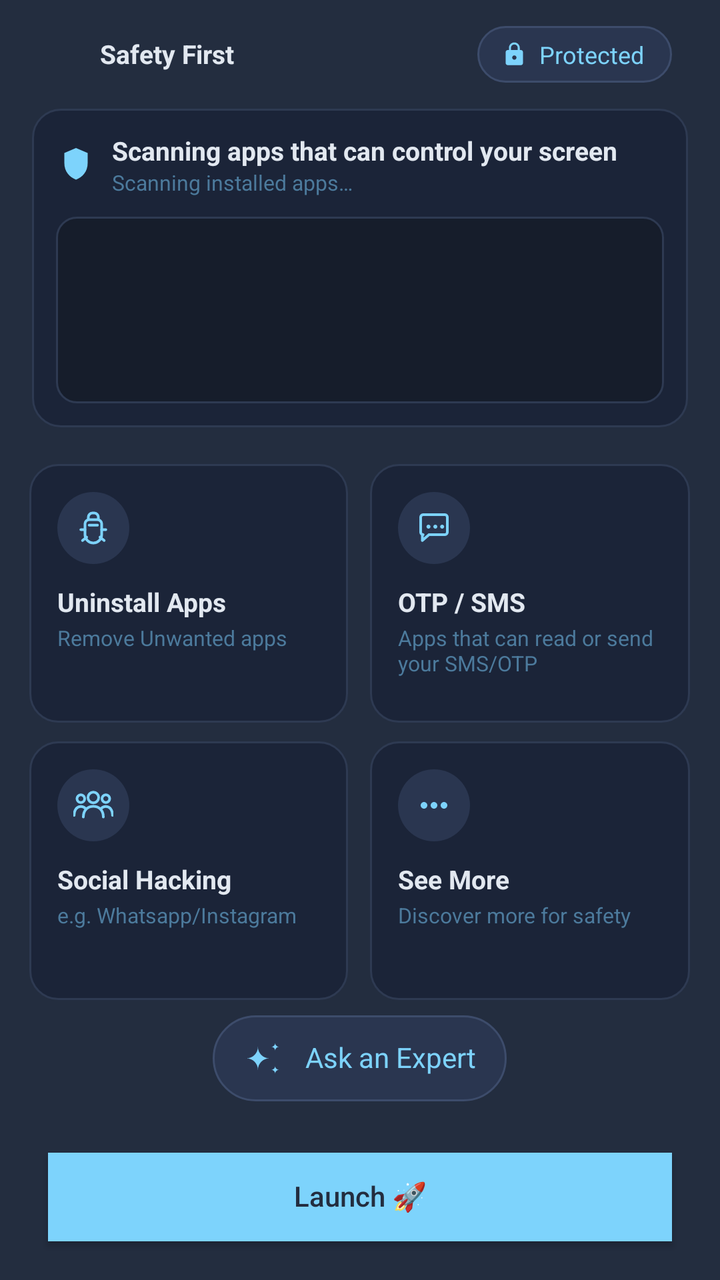
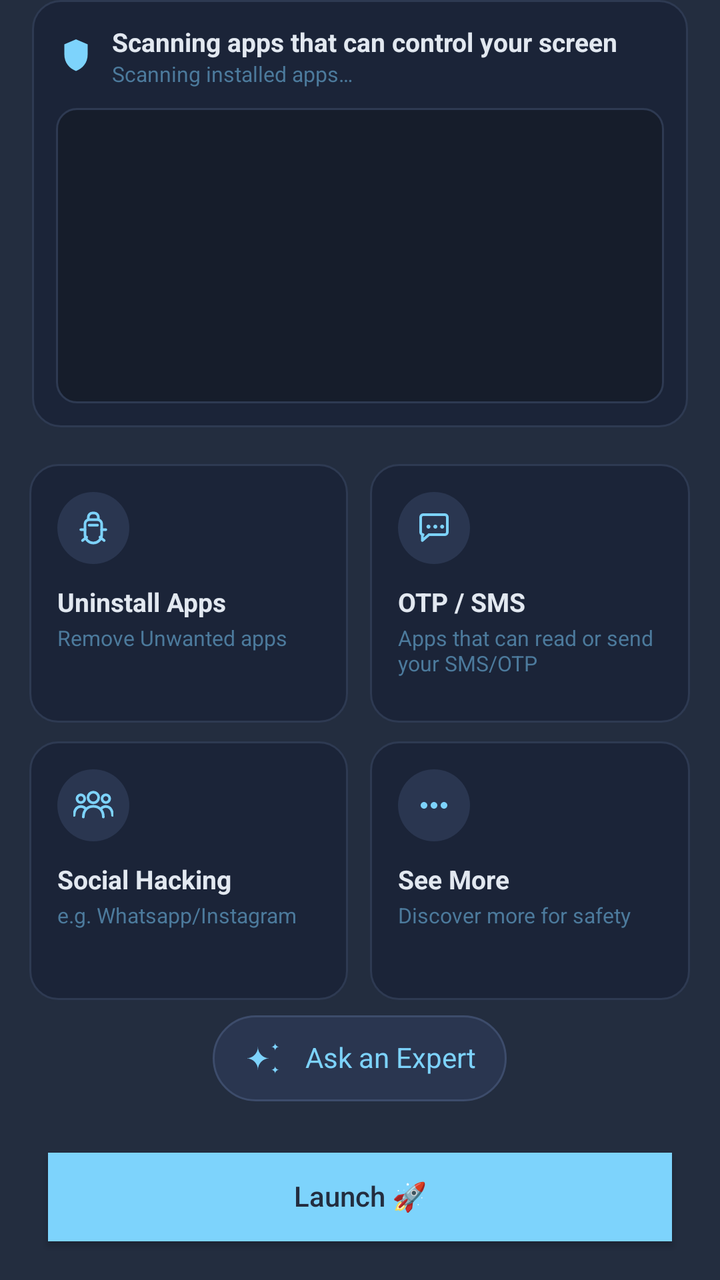

An Android layout rendered at two revisions. The XML below is the earlier revision; the diff shows what the commit changed to produce the second picture.
<!-- AndroidManifest.xml: activity theme Theme.NihalHome -->
<!-- res/layout/activity_main.xml -->
<?xml version="1.0" encoding="utf-8"?>
<LinearLayout xmlns:android="http://schemas.android.com/apk/res/android"
    android:layout_width="match_parent"
    android:layout_height="match_parent"
    android:orientation="vertical"
    android:weightSum="1000"
    android:background="@color/onboarding_background">

    
    <LinearLayout
        android:id="@+id/topStatusBar"
        android:layout_width="match_parent"
        android:layout_height="0dp"
        android:layout_weight="85"
        android:orientation="horizontal"
        android:gravity="center_vertical"
        android:paddingStart="24dp"
        android:paddingEnd="24dp">

        <LinearLayout
            android:id="@+id/containerSafetyFirst"
            android:layout_width="0dp"
            android:layout_height="wrap_content"
            android:layout_weight="1"
            android:orientation="horizontal"
            android:gravity="start|center_vertical">

            <ImageView
                android:id="@+id/imageSafetyLogo"
                android:layout_width="20dp"
                android:layout_height="20dp"
                android:layout_marginEnd="6dp"
                android:src="@mipmap/ic_launcher" />

            <TextView
                android:id="@+id/textSafetyFirst"
                android:layout_width="wrap_content"
                android:layout_height="wrap_content"
                android:text="@string/safety_first_title"
                android:textColor="@color/onboarding_heading"
                android:textSize="13sp"
                android:textStyle="bold" />

        </LinearLayout>

        <LinearLayout
            android:id="@+id/containerProtected"
            android:layout_width="wrap_content"
            android:layout_height="wrap_content"
            android:orientation="horizontal"
            android:gravity="center_vertical"
            android:background="@drawable/bg_capsule_protected"
            android:paddingStart="12dp"
            android:paddingEnd="14dp"
            android:paddingTop="6dp"
            android:paddingBottom="6dp">

            <ImageView
                android:id="@+id/imageLockIcon"
                android:layout_width="13dp"
                android:layout_height="13dp"
                android:layout_marginEnd="6dp"
                android:src="@drawable/ic_lock" />

            <TextView
                android:id="@+id/textProtected"
                android:layout_width="wrap_content"
                android:layout_height="wrap_content"
                android:text="@string/protected_label"
                android:textColor="@color/onboarding_accent"
                android:textSize="12sp" />

        </LinearLayout>

    </LinearLayout>

    
    <FrameLayout
        android:id="@+id/containerFirstPart"
        android:layout_width="match_parent"
        android:layout_height="0dp"
        android:layout_weight="249"
        android:paddingStart="16dp"
        android:paddingEnd="16dp">

        <LinearLayout
            android:id="@+id/boxFirstPart"
            android:layout_width="match_parent"
            android:layout_height="match_parent"
            android:orientation="vertical"
            android:background="@drawable/bg_scan_card"
            android:padding="12dp">

            <LinearLayout
                android:layout_width="match_parent"
                android:layout_height="wrap_content"
                android:orientation="horizontal"
                android:gravity="center_vertical"
                android:layout_marginBottom="10dp">

                <ImageView
                    android:layout_width="20dp"
                    android:layout_height="20dp"
                    android:layout_marginEnd="8dp"
                    android:src="@drawable/ic_shield_scan" />

                <LinearLayout
                    android:layout_width="0dp"
                    android:layout_height="wrap_content"
                    android:layout_weight="1"
                    android:orientation="vertical">

                    <TextView
                        android:text="@string/scan_title"
                        android:layout_width="wrap_content"
                        android:layout_height="wrap_content"
                        android:textColor="@color/onboarding_heading"
                        android:textSize="13sp"
                        android:textStyle="bold" />

                    <TextView
                        android:id="@+id/textScanSubtitle"
                        android:text="@string/scan_subtitle_running"
                        android:layout_width="wrap_content"
                        android:layout_height="wrap_content"
                        android:textColor="@color/terminal_text_dim"
                        android:textSize="10.5sp" />

                </LinearLayout>

            </LinearLayout>

            <FrameLayout
                android:layout_width="match_parent"
                android:layout_height="0dp"
                android:layout_weight="1">

                <ScrollView
                    android:id="@+id/scrollTerminal"
                    android:layout_width="match_parent"
                    android:layout_height="match_parent"
                    android:background="@drawable/bg_terminal"
                    android:padding="10dp"
                    android:scrollbars="none"
                    android:visibility="visible">

                    <TextView
                        android:id="@+id/textTerminalLog"
                        android:layout_width="match_parent"
                        android:layout_height="wrap_content"
                        android:fontFamily="monospace"
                        android:textColor="@color/terminal_text"
                        android:textSize="9.5sp"
                        android:lineSpacingExtra="2dp" />

                </ScrollView>

                <ScrollView
                    android:id="@+id/scrollResults"
                    android:layout_width="match_parent"
                    android:layout_height="match_parent"
                    android:scrollbars="none"
                    android:visibility="gone">

                    <LinearLayout
                        android:id="@+id/containerRiskResults"
                        android:layout_width="match_parent"
                        android:layout_height="wrap_content"
                        android:orientation="vertical" />

                </ScrollView>

                <LinearLayout
                    android:id="@+id/containerNoIssues"
                    android:layout_width="match_parent"
                    android:layout_height="match_parent"
                    android:orientation="vertical"
                    android:gravity="center"
                    android:paddingStart="10dp"
                    android:paddingEnd="10dp"
                    android:paddingTop="4dp"
                    android:paddingBottom="4dp"
                    android:visibility="gone">

                    <ImageView
                        android:layout_width="@dimen/no_issues_icon_size"
                        android:layout_height="@dimen/no_issues_icon_size"
                        android:layout_marginBottom="4dp"
                        android:adjustViewBounds="true"
                        android:scaleType="fitCenter"
                        android:src="@drawable/ic_shield_check" />

                    <TextView
                        android:text="@string/no_issues_found_title"
                        android:layout_width="match_parent"
                        android:layout_height="wrap_content"
                        android:textColor="@color/onboarding_heading"
                        android:textStyle="bold"
                        android:gravity="center"
                        android:maxLines="1"
                        android:autoSizeTextType="uniform"
                        android:autoSizeMinTextSize="8sp"
                        android:autoSizeMaxTextSize="13sp"
                        android:autoSizeStepGranularity="1sp" />

                    <TextView
                        android:text="@string/no_issues_found_subtitle"
                        android:layout_width="match_parent"
                        android:layout_height="wrap_content"
                        android:layout_marginTop="2dp"
                        android:textColor="@color/terminal_text_dim"
                        android:gravity="center"
                        android:maxLines="2"
                        android:autoSizeTextType="uniform"
                        android:autoSizeMinTextSize="7sp"
                        android:autoSizeMaxTextSize="10sp"
                        android:autoSizeStepGranularity="1sp" />

                </LinearLayout>

            </FrameLayout>

        </LinearLayout>

    </FrameLayout>

    
    <View
        android:layout_width="match_parent"
        android:layout_height="0dp"
        android:layout_weight="29" />

    
    <LinearLayout
        android:layout_width="match_parent"
        android:layout_height="0dp"
        android:layout_weight="202"
        android:orientation="horizontal"
        android:weightSum="10000">

        <View
            android:layout_width="0dp"
            android:layout_height="match_parent"
            android:layout_weight="415" />

        <LinearLayout
            android:id="@+id/cardUninstallApps"
            android:layout_width="0dp"
            android:layout_height="match_parent"
            android:layout_weight="4430"
            android:orientation="vertical"
            android:background="@drawable/bg_feature_card"
            android:clickable="true"
            android:focusable="true"
            android:padding="14dp">

            <ImageView
                android:layout_width="36dp"
                android:layout_height="36dp"
                android:layout_marginBottom="10dp"
                android:background="@drawable/bg_feature_icon_circle"
                android:padding="8dp"
                android:src="@drawable/ic_feature_uninstall" />

            <TextView
                android:text="@string/feature_uninstall_title"
                android:layout_width="wrap_content"
                android:layout_height="wrap_content"
                android:textColor="@color/onboarding_heading"
                android:textSize="13sp"
                android:textStyle="bold" />

            <TextView
                android:text="@string/feature_uninstall_subtitle"
                android:layout_width="wrap_content"
                android:layout_height="wrap_content"
                android:layout_marginTop="2dp"
                android:textColor="@color/terminal_text_dim"
                android:textSize="10.5sp" />

        </LinearLayout>

        <View
            android:layout_width="0dp"
            android:layout_height="match_parent"
            android:layout_weight="310" />

        <LinearLayout
            android:id="@+id/cardOtpSms"
            android:layout_width="0dp"
            android:layout_height="match_parent"
            android:layout_weight="4430"
            android:orientation="vertical"
            android:background="@drawable/bg_feature_card"
            android:clickable="true"
            android:focusable="true"
            android:padding="14dp">

            <ImageView
                android:layout_width="36dp"
                android:layout_height="36dp"
                android:layout_marginBottom="10dp"
                android:background="@drawable/bg_feature_icon_circle"
                android:padding="8dp"
                android:src="@drawable/ic_feature_otp_sms" />

            <TextView
                android:text="@string/feature_otp_sms_title"
                android:layout_width="wrap_content"
                android:layout_height="wrap_content"
                android:textColor="@color/onboarding_heading"
                android:textSize="13sp"
                android:textStyle="bold" />

            <TextView
                android:text="@string/feature_otp_sms_subtitle"
                android:layout_width="wrap_content"
                android:layout_height="wrap_content"
                android:layout_marginTop="2dp"
                android:textColor="@color/terminal_text_dim"
                android:textSize="10.5sp" />

        </LinearLayout>

        <View
            android:layout_width="0dp"
            android:layout_height="match_parent"
            android:layout_weight="415" />

    </LinearLayout>

    
    <View
        android:layout_width="match_parent"
        android:layout_height="0dp"
        android:layout_weight="15" />

    
    <LinearLayout
        android:layout_width="match_parent"
        android:layout_height="0dp"
        android:layout_weight="202"
        android:orientation="horizontal"
        android:weightSum="10000">

        <View
            android:layout_width="0dp"
            android:layout_height="match_parent"
            android:layout_weight="415" />

        <LinearLayout
            android:id="@+id/cardSocialScams"
            android:layout_width="0dp"
            android:layout_height="match_parent"
            android:layout_weight="4430"
            android:orientation="vertical"
            android:background="@drawable/bg_feature_card"
            android:clickable="true"
            android:focusable="true"
            android:padding="14dp">

            <ImageView
                android:layout_width="36dp"
                android:layout_height="36dp"
                android:layout_marginBottom="10dp"
                android:background="@drawable/bg_feature_icon_circle"
                android:padding="8dp"
                android:src="@drawable/ic_feature_social_scams" />

            <TextView
                android:text="@string/feature_social_scams_title"
                android:layout_width="wrap_content"
                android:layout_height="wrap_content"
                android:textColor="@color/onboarding_heading"
                android:textSize="13sp"
                android:textStyle="bold" />

            <TextView
                android:text="@string/feature_social_scams_subtitle"
                android:layout_width="wrap_content"
                android:layout_height="wrap_content"
                android:layout_marginTop="2dp"
                android:textColor="@color/terminal_text_dim"
                android:textSize="10.5sp" />

        </LinearLayout>

        <View
            android:layout_width="0dp"
            android:layout_height="match_parent"
            android:layout_weight="310" />

        <LinearLayout
            android:id="@+id/cardSeeMore"
            android:layout_width="0dp"
            android:layout_height="match_parent"
            android:layout_weight="4430"
            android:orientation="vertical"
            android:background="@drawable/bg_feature_card"
            android:clickable="true"
            android:focusable="true"
            android:padding="14dp">

            <ImageView
                android:layout_width="36dp"
                android:layout_height="36dp"
                android:layout_marginBottom="10dp"
                android:background="@drawable/bg_feature_icon_circle"
                android:padding="8dp"
                android:src="@drawable/ic_feature_see_more" />

            <TextView
                android:text="@string/feature_see_more_title"
                android:layout_width="wrap_content"
                android:layout_height="wrap_content"
                android:textColor="@color/onboarding_heading"
                android:textSize="13sp"
                android:textStyle="bold" />

            <TextView
                android:text="@string/feature_see_more_subtitle"
                android:layout_width="wrap_content"
                android:layout_height="wrap_content"
                android:layout_marginTop="2dp"
                android:textColor="@color/terminal_text_dim"
                android:textSize="10.5sp" />

        </LinearLayout>

        <View
            android:layout_width="0dp"
            android:layout_height="match_parent"
            android:layout_weight="415" />

    </LinearLayout>

    
    <View
        android:layout_width="match_parent"
        android:layout_height="0dp"
        android:layout_weight="12" />

    
    <LinearLayout
        android:layout_width="match_parent"
        android:layout_height="0dp"
        android:layout_weight="67"
        android:orientation="horizontal"
        android:weightSum="1000">

        <View
            android:layout_width="0dp"
            android:layout_height="match_parent"
            android:layout_weight="296" />

        <LinearLayout
            android:id="@+id/containerAskNihalAi"
            android:layout_width="0dp"
            android:layout_height="match_parent"
            android:layout_weight="408"
            android:orientation="horizontal"
            android:gravity="center_vertical"
            android:background="@drawable/bg_capsule_protected"
            android:clickable="true"
            android:focusable="true"
            android:paddingStart="14dp"
            android:paddingEnd="14dp">

            <ImageView
                android:id="@+id/imageAskNihalAiIcon"
                android:layout_width="23dp"
                android:layout_height="23dp"
                android:layout_marginEnd="8dp"
                android:src="@drawable/ic_sparkles" />

            <TextView
                android:id="@+id/textAskNihalAi"
                android:text="@string/ask_nihal_ai_label"
                android:layout_width="0dp"
                android:layout_height="match_parent"
                android:layout_weight="1"
                android:gravity="center"
                android:textColor="@color/onboarding_accent"
                android:maxLines="1"
                android:includeFontPadding="false" />

        </LinearLayout>

        <View
            android:layout_width="0dp"
            android:layout_height="match_parent"
            android:layout_weight="296" />

    </LinearLayout>

    
    <View
        android:layout_width="match_parent"
        android:layout_height="0dp"
        android:layout_weight="40" />

    
    <Button
        android:id="@+id/buttonGo"
        android:layout_width="match_parent"
        android:layout_height="0dp"
        android:layout_weight="69"
        android:layout_marginStart="24dp"
        android:layout_marginEnd="24dp"
        android:background="@color/onboarding_accent"
        android:text="@string/action_go"
        android:textColor="@color/onboarding_button_text"
        android:textAllCaps="false"
        android:includeFontPadding="false"
        android:elevation="0dp" />

    
    <View
        android:layout_width="match_parent"
        android:layout_height="0dp"
        android:layout_weight="30" />

</LinearLayout>
<!-- resources referenced by this layout -->
<resources>
  <color name="onboarding_accent">#7DD3FC</color>
  <color name="onboarding_background">#232D3F</color>
  <color name="onboarding_button_text">#232D3F</color>
  <color name="onboarding_heading">#E2E8F0</color>
  <color name="terminal_text">#7DD3FC</color>
  <color name="terminal_text_dim">#4C7A9C</color>
  <dimen name="no_issues_icon_size">28dp</dimen>
  <!-- drawable bg_capsule_protected (drawable) -->
  <shape xmlns:android="http://schemas.android.com/apk/res/android"
      android:shape="rectangle">
      <solid android:color="@color/protected_capsule_background" />
      <stroke
          android:width="1dp"
          android:color="@color/protected_capsule_border" />
      <corners android:radius="50dp" />
  </shape>
  <!-- drawable bg_feature_icon_circle (drawable) -->
  <?xml version="1.0" encoding="utf-8"?>
  <shape xmlns:android="http://schemas.android.com/apk/res/android"
      android:shape="oval">
      <solid android:color="@color/protected_capsule_background" />
  </shape>
  <!-- drawable bg_terminal (drawable) -->
  <?xml version="1.0" encoding="utf-8"?>
  <shape xmlns:android="http://schemas.android.com/apk/res/android"
      android:shape="rectangle">
      <solid android:color="@color/terminal_background" />
      <stroke
          android:width="1dp"
          android:color="@color/terminal_border" />
      <corners android:radius="10dp" />
  </shape>
  <!-- drawable ic_lock (drawable) -->
  <vector xmlns:android="http://schemas.android.com/apk/res/android"
      android:width="24dp"
      android:height="24dp"
      android:viewportWidth="24"
      android:viewportHeight="24"
      android:tint="@color/onboarding_accent">
      <path
          android:fillColor="@android:color/white"
          android:pathData="M18,8h-1V6c0,-2.76 -2.24,-5 -5,-5S7,3.24 7,6v2H6c-1.1,0 -2,0.9 -2,2v10c0,1.1 0.9,2 2,2h12c1.1,0 2,-0.9 2,-2V10c0,-1.1 -0.9,-2 -2,-2zM12,17c-1.1,0 -2,-0.9 -2,-2s0.9,-2 2,-2 2,0.9 2,2 -0.9,2 -2,2zM15.1,8L8.9,8V6c0,-1.71 1.39,-3.1 3.1,-3.1s3.1,1.39 3.1,3.1v2z" />
  </vector>
  <!-- mipmap ic_launcher (mipmap-anydpi-v26) -->
  <?xml version="1.0" encoding="utf-8"?>
  <adaptive-icon xmlns:android="http://schemas.android.com/apk/res/android">
      <background android:drawable="@drawable/ic_launcher_background"/>
      <foreground android:drawable="@drawable/ic_launcher_foreground"/>
  </adaptive-icon>
  <string name="action_go">Launch 🚀</string>
  <string name="ask_nihal_ai_label">Ask an Expert</string>
  <string name="feature_otp_sms_subtitle">Apps that can read or send your SMS/OTP</string>
  <string name="feature_otp_sms_title">OTP / SMS</string>
  <string name="feature_see_more_subtitle">Discover more for safety</string>
  <string name="feature_see_more_title">See More</string>
  <string name="feature_social_scams_subtitle">e.g. Whatsapp/Instagram</string>
  <string name="feature_social_scams_title">Social Hacking</string>
  <string name="feature_uninstall_subtitle">Remove Unwanted apps</string>
  <string name="feature_uninstall_title">Uninstall Apps</string>
  <string name="no_issues_found_subtitle">No Apps Found that can control your screen</string>
  <string name="no_issues_found_title">Today, You\'re Safe</string>
  <string name="protected_label">Protected</string>
  <string name="safety_first_title">Safety First</string>
  <string name="scan_subtitle_running">Scanning installed apps…</string>
  <string name="scan_title">Scanning apps that can control your screen</string>
  <color name="protected_capsule_background">#2A3650</color>
  <color name="protected_capsule_border">#3D4C6B</color>
  <color name="scan_card_background">#1B2438</color>
  <color name="scan_card_border">#2E3A52</color>
  <color name="terminal_background">#161D2B</color>
  <color name="terminal_border">#2E3A52</color>
  <color name="safe_state_icon">#4ADE80</color>
  <!-- drawable ic_launcher_background: png bitmap (drawable, 8505 bytes) -->
  <!-- drawable ic_launcher_foreground: png bitmap (drawable, 4767 bytes) -->
  <!-- unchanged entries left out for length: 10 -->
</resources>

<!-- the commit's change to res/layout/activity_main.xml (unified diff, before → after) -->
@@ -7,79 +7,11 @@
     android:background="@color/onboarding_background">
 
     
-    <LinearLayout
-        android:id="@+id/topStatusBar"
-        android:layout_width="match_parent"
-        android:layout_height="0dp"
-        android:layout_weight="85"
-        android:orientation="horizontal"
-        android:gravity="center_vertical"
-        android:paddingStart="24dp"
-        android:paddingEnd="24dp">
-
-        <LinearLayout
-            android:id="@+id/containerSafetyFirst"
-            android:layout_width="0dp"
-            android:layout_height="wrap_content"
-            android:layout_weight="1"
-            android:orientation="horizontal"
-            android:gravity="start|center_vertical">
-
-            <ImageView
-                android:id="@+id/imageSafetyLogo"
-                android:layout_width="20dp"
-                android:layout_height="20dp"
-                android:layout_marginEnd="6dp"
-                android:src="@mipmap/ic_launcher" />
-
-            <TextView
-                android:id="@+id/textSafetyFirst"
-                android:layout_width="wrap_content"
-                android:layout_height="wrap_content"
-                android:text="@string/safety_first_title"
-                android:textColor="@color/onboarding_heading"
-                android:textSize="13sp"
-                android:textStyle="bold" />
-
-        </LinearLayout>
-
-        <LinearLayout
-            android:id="@+id/containerProtected"
-            android:layout_width="wrap_content"
-            android:layout_height="wrap_content"
-            android:orientation="horizontal"
-            android:gravity="center_vertical"
-            android:background="@drawable/bg_capsule_protected"
-            android:paddingStart="12dp"
-            android:paddingEnd="14dp"
-            android:paddingTop="6dp"
-            android:paddingBottom="6dp">
-
-            <ImageView
-                android:id="@+id/imageLockIcon"
-                android:layout_width="13dp"
-                android:layout_height="13dp"
-                android:layout_marginEnd="6dp"
-                android:src="@drawable/ic_lock" />
-
-            <TextView
-                android:id="@+id/textProtected"
-                android:layout_width="wrap_content"
-                android:layout_height="wrap_content"
-                android:text="@string/protected_label"
-                android:textColor="@color/onboarding_accent"
-                android:textSize="12sp" />
-
-        </LinearLayout>
-
-    </LinearLayout>
-
-    
     <FrameLayout
         android:id="@+id/containerFirstPart"
         android:layout_width="match_parent"
         android:layout_height="0dp"
-        android:layout_weight="249"
+        android:layout_weight="334"
         android:paddingStart="16dp"
         android:paddingEnd="16dp">
 
<!-- resource entries referenced after the edit -->
@@ -32,23 +32,6 @@
           android:color="@color/terminal_border" />
       <corners android:radius="10dp" />
   </shape>
-  <!-- drawable ic_lock (drawable) -->
-  <vector xmlns:android="http://schemas.android.com/apk/res/android"
-      android:width="24dp"
-      android:height="24dp"
-      android:viewportWidth="24"
-      android:viewportHeight="24"
-      android:tint="@color/onboarding_accent">
-      <path
-          android:fillColor="@android:color/white"
-          android:pathData="M18,8h-1V6c0,-2.76 -2.24,-5 -5,-5S7,3.24 7,6v2H6c-1.1,0 -2,0.9 -2,2v10c0,1.1 0.9,2 2,2h12c1.1,0 2,-0.9 2,-2V10c0,-1.1 -0.9,-2 -2,-2zM12,17c-1.1,0 -2,-0.9 -2,-2s0.9,-2 2,-2 2,0.9 2,2 -0.9,2 -2,2zM15.1,8L8.9,8V6c0,-1.71 1.39,-3.1 3.1,-3.1s3.1,1.39 3.1,3.1v2z" />
-  </vector>
-  <!-- mipmap ic_launcher (mipmap-anydpi-v26) -->
-  <?xml version="1.0" encoding="utf-8"?>
-  <adaptive-icon xmlns:android="http://schemas.android.com/apk/res/android">
-      <background android:drawable="@drawable/ic_launcher_background"/>
-      <foreground android:drawable="@drawable/ic_launcher_foreground"/>
-  </adaptive-icon>
   <string name="action_go">Launch 🚀</string>
   <string name="ask_nihal_ai_label">Ask an Expert</string>
   <string name="feature_otp_sms_subtitle">Apps that can read or send your SMS/OTP</string>
@@ -61,8 +44,6 @@
   <string name="feature_uninstall_title">Uninstall Apps</string>
   <string name="no_issues_found_subtitle">No Apps Found that can control your screen</string>
   <string name="no_issues_found_title">Today, You\'re Safe</string>
-  <string name="protected_label">Protected</string>
-  <string name="safety_first_title">Safety First</string>
   <string name="scan_subtitle_running">Scanning installed apps…</string>
   <string name="scan_title">Scanning apps that can control your screen</string>
   <color name="protected_capsule_background">#2A3650</color>
@@ -72,8 +53,6 @@
   <color name="terminal_background">#161D2B</color>
   <color name="terminal_border">#2E3A52</color>
   <color name="safe_state_icon">#4ADE80</color>
-  <!-- drawable ic_launcher_background: png bitmap (drawable, 8505 bytes) -->
-  <!-- drawable ic_launcher_foreground: png bitmap (drawable, 4767 bytes) -->
   <!-- unchanged entries left out for length: 10 -->
 </resources>
 
